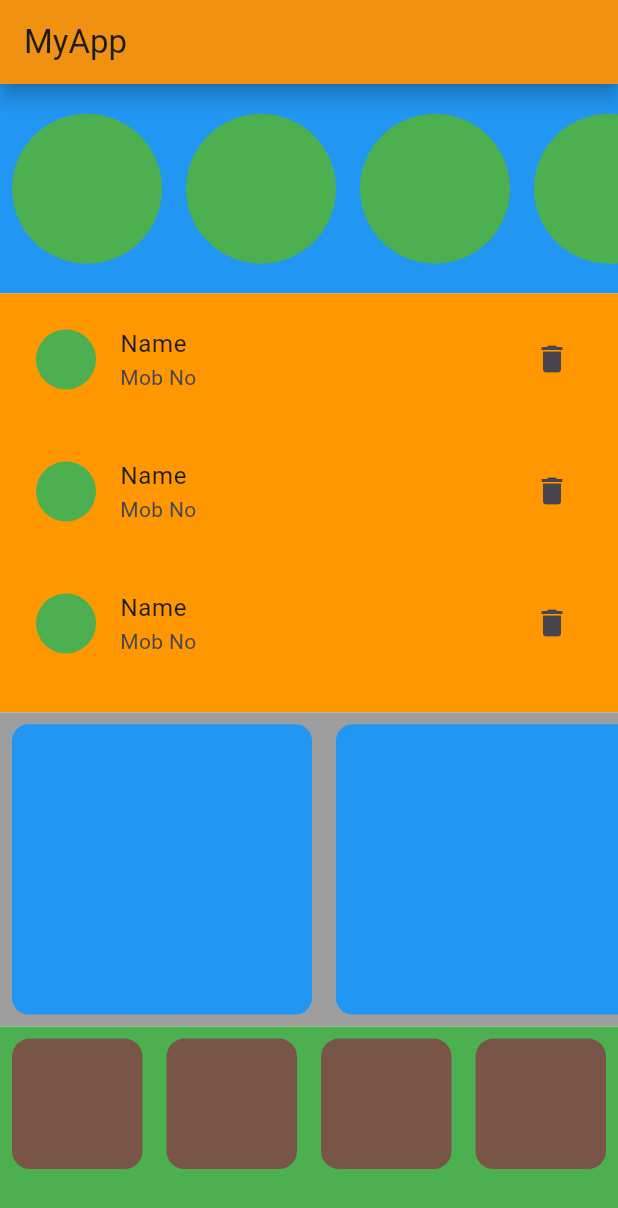
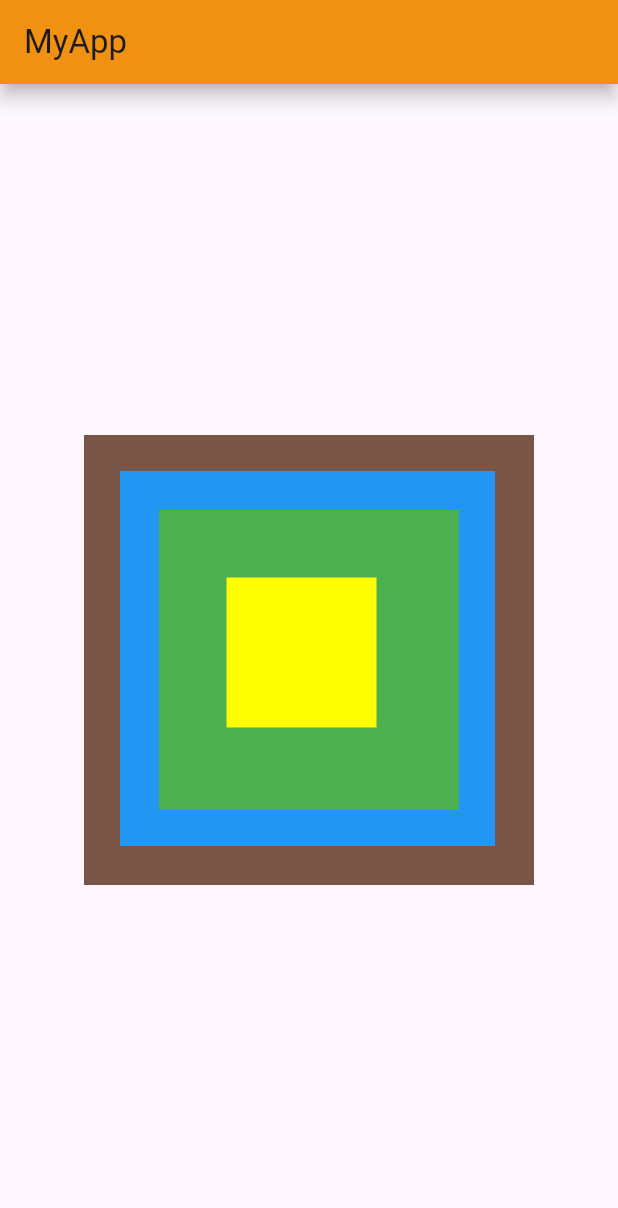
Before and after one commit to hannanmiyaji/flutter, a Flutter app: the screen it shows after launch, on a phone screen of 412 x 824 dp. Shown: the top 1208 px of the screen. Run offline on Flutter 3.47's test engine with Material 3 defaults, Android fonts, the phone set to English and light mode, and no system bars.

Commit message:
Stack Widget | Complete Tutorial🔥😯

```diff
--- a/lib/main.dart
+++ b/lib/main.dart
@@ -33,109 +33,40 @@ class HomePage extends StatelessWidget {
         backgroundColor: Colors.orange,
         title: Text('MyApp'),
       ),
-      body: Container(
-        child: Column(
+      body: Center(
+        child: Stack(
           children: [
-            Expanded(
-              flex: 2,
+            Container(
+              width: 300,
+              height: 300,
+              color: Colors.brown,
+            ),
+            Positioned(
+              top: 24,
+              left: 24,
               child: Container(
+                width: 250,
+                height: 250,
                 color: Colors.blue,
-                child: ListView.builder(
-                  itemBuilder: (context, index) => Padding(
-                    padding: const EdgeInsets.all(8.0),
-                    child: SizedBox(
-                      width: 100,
-                      child: CircleAvatar(
-                        backgroundColor: Colors.green,
-                      ),
-                    ),
-                  ),
-                  itemCount: 10,
-                  scrollDirection: Axis.horizontal,
-                ),
               ),
             ),
-            Expanded(
-                flex: 4,
-                child: Container(
-                  color: Colors.orange,
-                  child: ListView.builder(
-                      itemBuilder: (context, index) => Padding(
-                            padding: const EdgeInsets.all(8.0),
-                            child: ListTile(
-                              leading: CircleAvatar(
-                                backgroundColor: Colors.green,
-                              ),
-                              title: Text('Name'),
-                              subtitle: Text('Mob No'),
-                              trailing: Icon(Icons.delete),
-                            ),
-                          )),
-                )),
-            Expanded(
-              flex: 3,
+            Positioned(
+              top: 50,
+              left: 50,
               child: Container(
-                color: Colors.grey,
-                child: ListView.builder(
-                  itemBuilder: (context, index) => Padding(
-                    padding: EdgeInsets.all(8.0),
-                    child: Container(
-                      width: 200,
-                      decoration: BoxDecoration(
-                        borderRadius: BorderRadius.circular(11),
-                        color: Colors.blue,
-                      ),
-                    ),
-                  ),
-                  itemCount: 10,
-                  scrollDirection: Axis.horizontal,
-                ),
+                width: 200,
+                height: 200,
+                color: Colors.green,
               ),
             ),
-            Expanded(
-              flex: 2,
-              child: Container(
-                color: Colors.green,
-                child: GridView.count(
-                  crossAxisCount: 4,
-                  children: [
-                    Padding(
-                      padding: EdgeInsets.all(8.0),
-                      child: Container(
-                        decoration: BoxDecoration(
-                          borderRadius: BorderRadius.circular(12),
-                          color: Colors.brown,
-                        ),
-                      ),
-                    ),
-                    Padding(
-                      padding: EdgeInsets.all(8.0),
-                      child: Container(
-                        decoration: BoxDecoration(
-                          borderRadius: BorderRadius.circular(12),
-                          color: Colors.brown,
-                        ),
-                      ),
-                    ),
-                    Padding(
-                      padding: EdgeInsets.all(8.0),
-                      child: Container(
-                        decoration: BoxDecoration(
-                          borderRadius: BorderRadius.circular(12),
-                          color: Colors.brown,
-                        ),
-                      ),
-                    ),
-                    Padding(
-                      padding: EdgeInsets.all(8.0),
-                      child: Container(
-                        decoration: BoxDecoration(
-                          borderRadius: BorderRadius.circular(12),
-                          color: Colors.brown,
-                        ),
-                      ),
-                    ),
-                  ],
+            Container(
+              child: Positioned(
+                top: 95,
+                left: 95,
+                child: Container(
+                  width: 100,
+                  height: 100,
+                  color: Colors.yellowAccent,
                 ),
               ),
             ),
```
